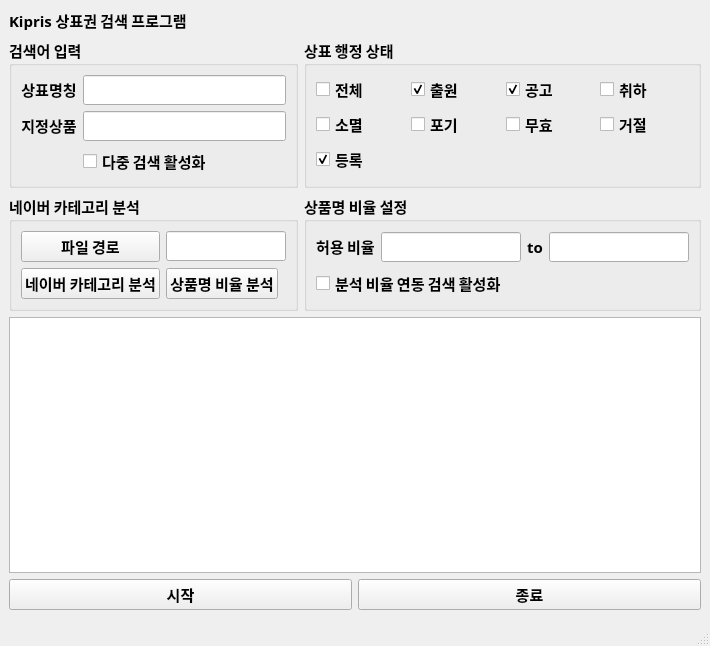
Old version of the form ScratchingKipris/driver/main_ui.ui in the repository TomLee9903/TomLee9903.
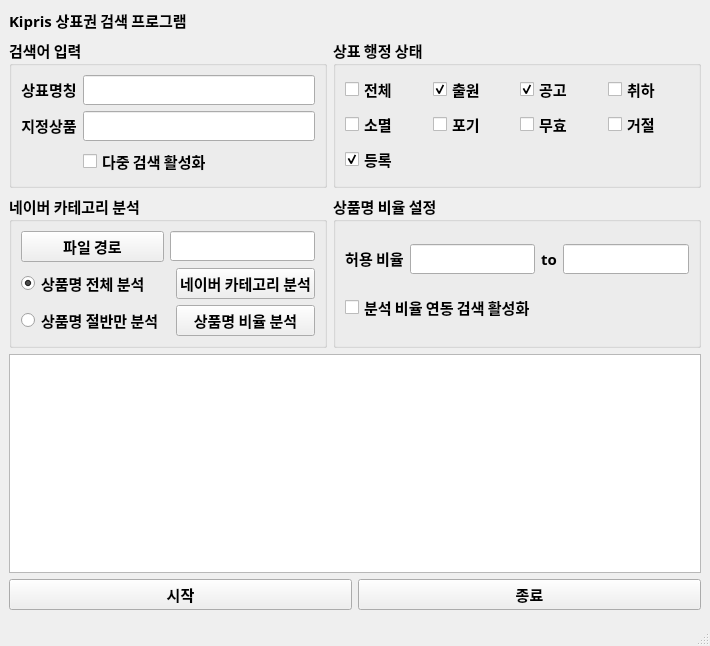
New version of the form.

Commit message: [ScratchingKipris] 키프리스 코드 업데이트

```diff
--- a/ScratchingKipris/driver/main_ui.ui
+++ b/ScratchingKipris/driver/main_ui.ui
@@ -28,8 +28,51 @@
    <number>-2</number>
   </property>
   <widget class="QWidget" name="centralwidget">
-   <layout class="QGridLayout" name="gridLayout_7">
-    <item row="1" column="2">
+   <layout class="QGridLayout" name="gridLayout_6">
+    <item row="0" column="0">
+     <widget class="QLabel" name="label">
+      <property name="text">
+       <string>Kipris 상표권 검색 프로그램</string>
+      </property>
+     </widget>
+    </item>
+    <item row="1" column="0">
+     <widget class="QGroupBox" name="groupBox">
+      <property name="title">
+       <string>검색어 입력</string>
+      </property>
+      <layout class="QGridLayout" name="gridLayout">
+       <item row="0" column="0">
+        <widget class="QLabel" name="label_3">
+         <property name="text">
+          <string>&lt;html&gt;&lt;head/&gt;&lt;body&gt;&lt;p align=&quot;center&quot;&gt;상표명칭&lt;/p&gt;&lt;/body&gt;&lt;/html&gt;</string>
+         </property>
+        </widget>
+       </item>
+       <item row="0" column="1">
+        <widget class="QLineEdit" name="brand_name_input"/>
+       </item>
+       <item row="1" column="0">
+        <widget class="QLabel" name="label_4">
+         <property name="text">
+          <string>&lt;html&gt;&lt;head/&gt;&lt;body&gt;&lt;p align=&quot;center&quot;&gt;지정상품&lt;/p&gt;&lt;/body&gt;&lt;/html&gt;</string>
+         </property>
+        </widget>
+       </item>
+       <item row="1" column="1">
+        <widget class="QLineEdit" name="item_name_input"/>
+       </item>
+       <item row="2" column="1">
+        <widget class="QCheckBox" name="enable_multiple_search_btn">
+         <property name="text">
+          <string>다중 검색 활성화</string>
+         </property>
+        </widget>
+       </item>
+      </layout>
+     </widget>
+    </item>
+    <item row="1" column="1">
      <widget class="QGroupBox" name="groupBox_2">
       <property name="title">
        <string>상표 행정 상태</string>
@@ -110,96 +153,57 @@
       </layout>
      </widget>
     </item>
-    <item row="4" column="1" colspan="2">
-     <layout class="QGridLayout" name="gridLayout_2">
-      <item row="1" column="0">
-       <widget class="QPushButton" name="run_btn">
-        <property name="font">
-         <font>
-          <family>맑은 고딕</family>
-          <pointsize>11</pointsize>
-          <weight>75</weight>
-          <bold>true</bold>
-         </font>
-        </property>
-        <property name="text">
-         <string>시작</string>
-        </property>
-       </widget>
-      </item>
-      <item row="1" column="1">
-       <widget class="QPushButton" name="exit_btn">
-        <property name="font">
-         <font>
-          <family>맑은 고딕</family>
-          <pointsize>11</pointsize>
-          <weight>75</weight>
-          <bold>true</bold>
-         </font>
-        </property>
-        <property name="text">
-         <string>종료</string>
-        </property>
-       </widget>
-      </item>
-      <item row="0" column="0" colspan="2">
-       <widget class="QTextBrowser" name="textBrowser">
-        <property name="font">
-         <font>
-          <family>맑은 고딕</family>
-          <pointsize>11</pointsize>
-          <weight>75</weight>
-          <bold>true</bold>
-         </font>
-        </property>
-       </widget>
-      </item>
-     </layout>
-    </item>
-    <item row="0" column="1">
-     <widget class="QLabel" name="label">
-      <property name="text">
-       <string>Kipris 상표권 검색 프로그램</string>
-      </property>
-     </widget>
-    </item>
-    <item row="1" column="1">
-     <widget class="QGroupBox" name="groupBox">
+    <item row="2" column="0">
+     <widget class="QGroupBox" name="groupBox_3">
       <property name="title">
-       <string>검색어 입력</string>
+       <string>네이버 카테고리 분석</string>
       </property>
-      <layout class="QGridLayout" name="gridLayout">
+      <layout class="QGridLayout" name="gridLayout_4">
+       <item row="0" column="1" colspan="2">
+        <widget class="QLineEdit" name="file_path_input"/>
+       </item>
        <item row="0" column="0">
-        <widget class="QLabel" name="label_3">
+        <widget class="QPushButton" name="set_file_path_btn">
          <property name="text">
-          <string>&lt;html&gt;&lt;head/&gt;&lt;body&gt;&lt;p align=&quot;center&quot;&gt;상표명칭&lt;/p&gt;&lt;/body&gt;&lt;/html&gt;</string>
+          <string>파일 경로</string>
          </property>
         </widget>
        </item>
-       <item row="0" column="1">
-        <widget class="QLineEdit" name="brand_name_input"/>
+       <item row="2" column="2">
+        <widget class="QPushButton" name="start_naver_analyze_btn">
+         <property name="text">
+          <string>네이버 카테고리 분석</string>
+         </property>
+        </widget>
        </item>
-       <item row="1" column="0">
-        <widget class="QLabel" name="label_4">
+       <item row="3" column="2">
+        <widget class="QPushButton" name="start_analyze_btn">
          <property name="text">
-          <string>&lt;html&gt;&lt;head/&gt;&lt;body&gt;&lt;p align=&quot;center&quot;&gt;지정상품&lt;/p&gt;&lt;/body&gt;&lt;/html&gt;</string>
+          <string>상품명 비율 분석</string>
          </property>
         </widget>
        </item>
-       <item row="1" column="1">
-        <widget class="QLineEdit" name="item_name_input"/>
+       <item row="2" column="0">
+        <widget class="QRadioButton" name="all_names_analyze_radio">
+         <property name="text">
+          <string>상품명 전체 분석</string>
+         </property>
+         <property name="checked">
+          <bool>true</bool>
+         </property>
+        </widget>
        </item>
-       <item row="2" column="1">
-        <widget class="QCheckBox" name="enable_multiple_search_btn">
+       <item row="3" column="0">
+        <widget class="QRadioButton" name="half_names_analyze_radio">
          <property name="text">
-          <string>다중 검색 활성화</string>
+          <string>상품명 절반만 분석</string>
          </property>
         </widget>
        </item>
       </layout>
      </widget>
     </item>
-    <item row="2" column="2">
+    <item row="2" column="1">
      <widget class="QGroupBox" name="groupBox_4">
       <property name="title">
        <string>상품명 비율 설정</string>
@@ -249,38 +253,51 @@
       </layout>
      </widget>
     </item>
-    <item row="2" column="1">
-     <widget class="QGroupBox" name="groupBox_3">
-      <property name="title">
-       <string>네이버 카테고리 분석</string>
-      </property>
-      <layout class="QGridLayout" name="gridLayout_4">
-       <item row="0" column="1" colspan="2">
-        <widget class="QLineEdit" name="file_path_input"/>
-       </item>
-       <item row="0" column="0">
-        <widget class="QPushButton" name="set_file_path_btn">
-         <property name="text">
-          <string>파일 경로</string>
-         </property>
-        </widget>
-       </item>
-       <item row="1" column="0">
-        <widget class="QPushButton" name="start_naver_analyze_btn">
-         <property name="text">
-          <string>네이버 카테고리 분석</string>
-         </property>
-        </widget>
-       </item>
-       <item row="1" column="1">
-        <widget class="QPushButton" name="start_analyze_btn">
-         <property name="text">
-          <string>상품명 비율 분석</string>
-         </property>
-        </widget>
-       </item>
-      </layout>
-     </widget>
+    <item row="3" column="0" colspan="2">
+     <layout class="QGridLayout" name="gridLayout_2">
+      <item row="1" column="0">
+       <widget class="QPushButton" name="run_btn">
+        <property name="font">
+         <font>
+          <family>맑은 고딕</family>
+          <pointsize>11</pointsize>
+          <weight>75</weight>
+          <bold>true</bold>
+         </font>
+        </property>
+        <property name="text">
+         <string>시작</string>
+        </property>
+       </widget>
+      </item>
+      <item row="1" column="1">
+       <widget class="QPushButton" name="exit_btn">
+        <property name="font">
+         <font>
+          <family>맑은 고딕</family>
+          <pointsize>11</pointsize>
+          <weight>75</weight>
+          <bold>true</bold>
+         </font>
+        </property>
+        <property name="text">
+         <string>종료</string>
+        </property>
+       </widget>
+      </item>
+      <item row="0" column="0" colspan="2">
+       <widget class="QTextBrowser" name="textBrowser">
+        <property name="font">
+         <font>
+          <family>맑은 고딕</family>
+          <pointsize>11</pointsize>
+          <weight>75</weight>
+          <bold>true</bold>
+         </font>
+        </property>
+       </widget>
+      </item>
+     </layout>
     </item>
    </layout>
   </widget>
```
Left out of the diff: 4 changed lines with no effect on the pictures. The commit also changes 2 other files.
